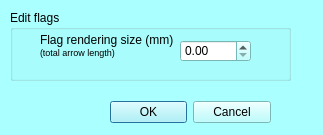
First picture: the form in MorphoDig/Qt/mqEditAllFLGLengthDialog.ui, repository morphomuseum/MorphoDig, before the edit.
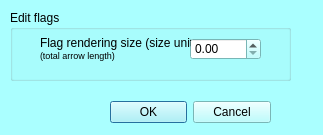
Second picture: the form after the edit.

```diff
--- a/MorphoDig/Qt/mqEditAllFLGLengthDialog.ui
+++ b/MorphoDig/Qt/mqEditAllFLGLengthDialog.ui
@@ -465,8 +465,8 @@
    <widget class="QDoubleSpinBox" name="FlagRenderingSizeValue">
     <property name="geometry">
      <rect>
-      <x>170</x>
-      <y>30</y>
+      <x>180</x>
+      <y>28</y>
       <width>71</width>
       <height>22</height>
      </rect>
@@ -476,13 +476,13 @@
     <property name="geometry">
      <rect>
       <x>30</x>
-      <y>20</y>
+      <y>23</y>
       <width>151</width>
       <height>31</height>
      </rect>
     </property>
     <property name="text">
-     <string>&lt;html&gt;&lt;head/&gt;&lt;body&gt;&lt;p&gt;Flag rendering size (mm)&lt;br/&gt;&lt;span style=&quot; font-size:7pt;&quot;&gt;(total arrow length)&lt;/span&gt;&lt;/p&gt;&lt;/body&gt;&lt;/html&gt;</string>
+     <string>&lt;html&gt;&lt;head/&gt;&lt;body&gt;&lt;p&gt;Flag rendering size (size unit)&lt;br/&gt;&lt;span style=&quot; font-size:7pt;&quot;&gt;(total arrow length)&lt;/span&gt;&lt;/p&gt;&lt;/body&gt;&lt;/html&gt;</string>
     </property>
    </widget>
   </widget>
```
